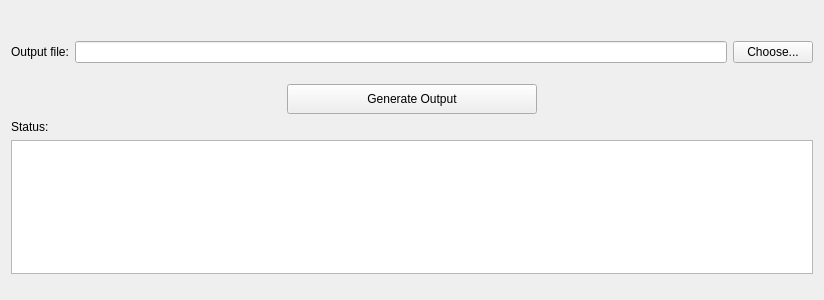
This is NewGeneUI/NewGene/Widgets/CreateOutput/GenerateOutput/newgenegenerateoutput.ui in daniel347x/newgene as Qt 5 draws it before an edit. The edited form follows.
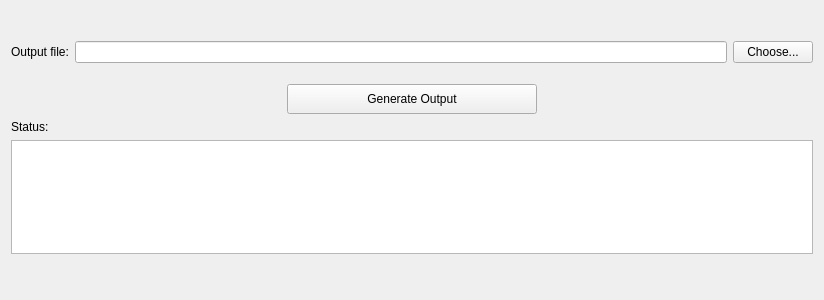
This is the edited form.

Commit message: Infrastructure for label that provides ongoing performance measurement (i.e., number of temporary rows being processed per second).

```diff
--- a/NewGeneUI/NewGene/Widgets/CreateOutput/GenerateOutput/newgenegenerateoutput.ui
+++ b/NewGeneUI/NewGene/Widgets/CreateOutput/GenerateOutput/newgenegenerateoutput.ui
@@ -164,6 +164,13 @@
        </property>
       </widget>
      </item>
+     <item>
+      <widget class="QLabel" name="labelOngoingPerformance">
+       <property name="text">
+        <string/>
+       </property>
+      </widget>
+     </item>
     </layout>
    </item>
    <item>
```
Left out of the diff: 4 changed lines with no effect on the pictures. The commit also changes 5 other files.
